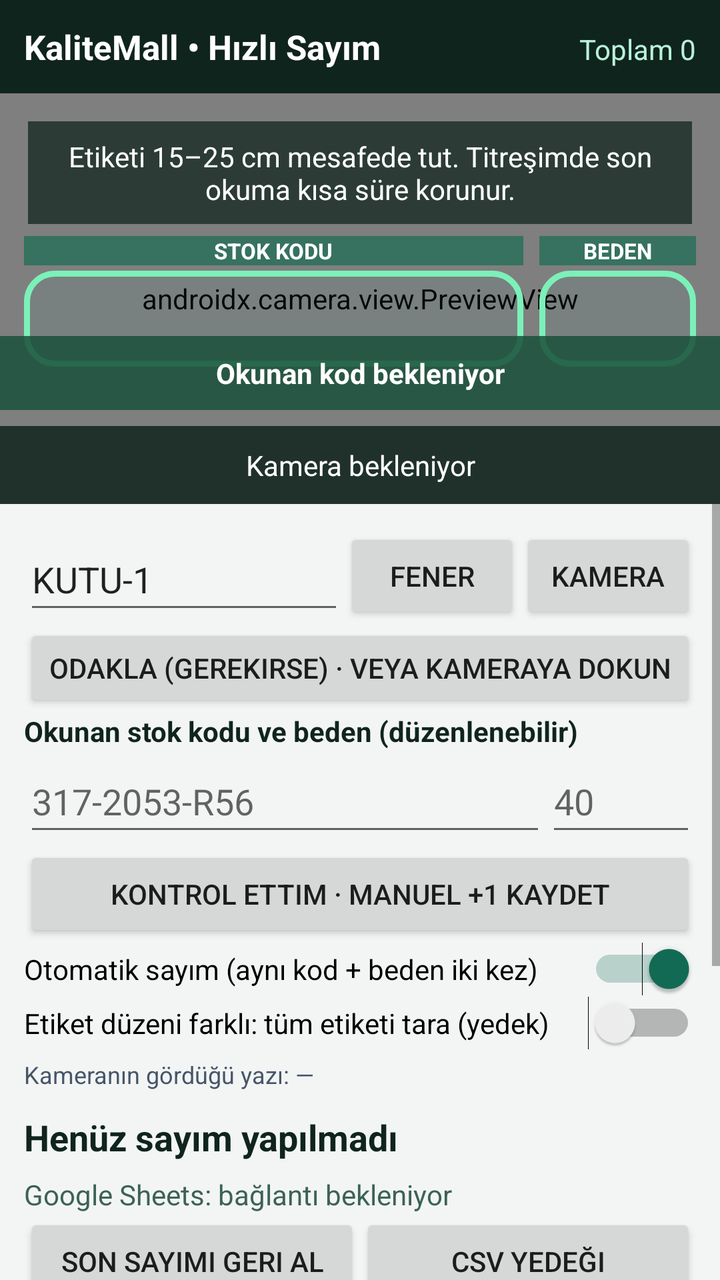
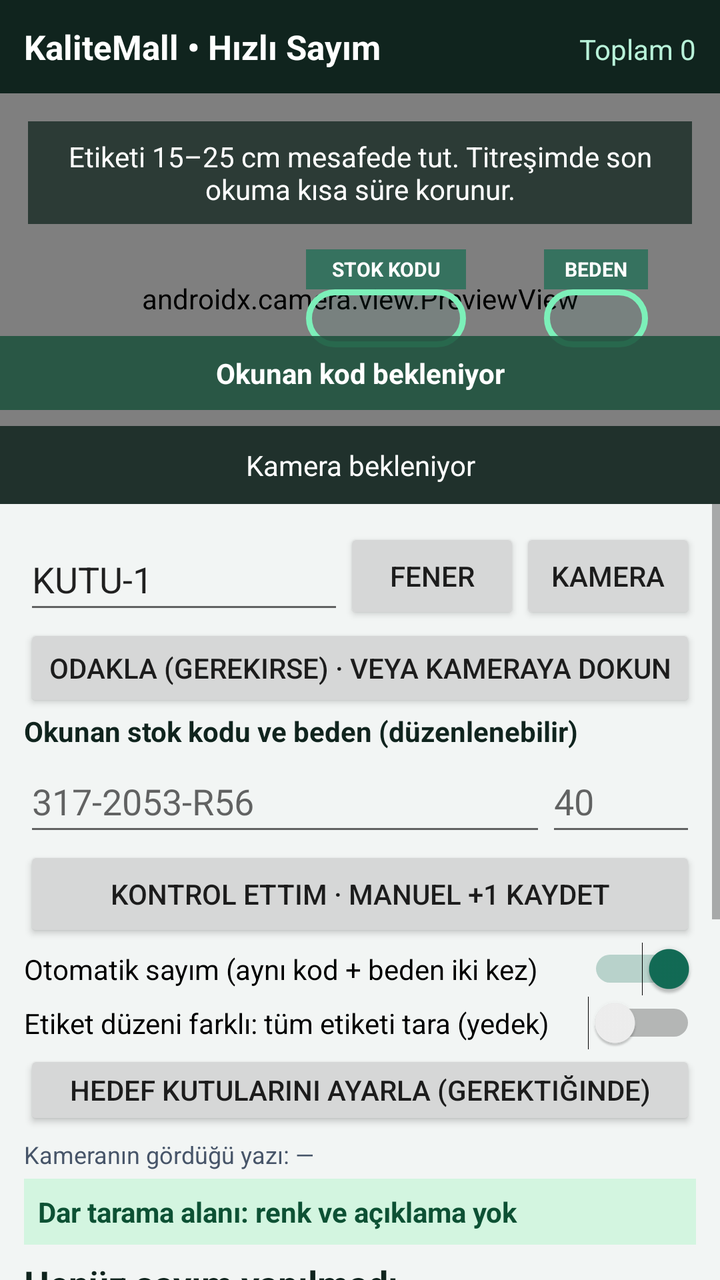

Before-and-after screenshots of an Android layout around one commit, followed by the original layout XML and the change that was made.
<!-- AndroidManifest.xml: application theme AppTheme -->
<!-- res/layout/activity_main.xml -->
<?xml version="1.0" encoding="utf-8"?>
<LinearLayout xmlns:android="http://schemas.android.com/apk/res/android"
    xmlns:app="http://schemas.android.com/apk/res-auto"
    android:layout_width="match_parent" android:layout_height="match_parent"
    android:orientation="vertical" android:background="#F2F5F4">
    <LinearLayout android:layout_width="match_parent" android:layout_height="wrap_content"
        android:background="#10241E" android:orientation="horizontal" android:padding="12dp">
        <TextView android:layout_width="0dp" android:layout_weight="1"
            android:layout_height="wrap_content" android:text="KaliteMall • Hızlı Sayım"
            android:textStyle="bold" android:textSize="17sp" android:textColor="#FFFFFF" />
        <TextView android:id="@+id/totalText" android:layout_width="wrap_content"
            android:layout_height="wrap_content" android:text="Toplam 0" android:textColor="#B8F2D9" />
    </LinearLayout>
    <FrameLayout android:layout_width="match_parent" android:layout_height="0dp"
        android:layout_weight="1" android:background="#121A18">
        <androidx.camera.view.PreviewView android:id="@+id/cameraPreview"
            android:layout_width="match_parent" android:layout_height="match_parent"
            app:implementationMode="compatible" />
        
        <LinearLayout android:id="@+id/dualZonesOverlay"
            android:layout_width="match_parent" android:layout_height="68dp"
            android:layout_gravity="center" android:layout_marginHorizontal="12dp"
            android:orientation="vertical" android:gravity="center_vertical">
            <LinearLayout android:layout_width="match_parent" android:layout_height="20dp"
                android:orientation="horizontal" android:gravity="center_vertical">
                <TextView android:layout_width="0dp" android:layout_weight="3.2"
                    android:layout_height="wrap_content" android:text="STOK KODU"
                    android:gravity="center" android:textSize="11sp" android:textStyle="bold"
                    android:textColor="#FFFFFF" android:background="#B2186D52" />
                <Space android:layout_width="8dp" android:layout_height="match_parent" />
                <TextView android:layout_width="0dp" android:layout_weight="1"
                    android:layout_height="wrap_content" android:text="BEDEN"
                    android:gravity="center" android:textSize="11sp" android:textStyle="bold"
                    android:textColor="#FFFFFF" android:background="#B2186D52" />
            </LinearLayout>
            <LinearLayout android:layout_width="match_parent" android:layout_height="48dp"
                android:orientation="horizontal" android:gravity="center_vertical">
                <FrameLayout android:id="@+id/codeTarget"
                    android:layout_width="0dp" android:layout_weight="3.2"
                    android:layout_height="48dp" android:background="@drawable/scan_frame" />
                <Space android:layout_width="8dp" android:layout_height="match_parent" />
                <FrameLayout android:id="@+id/sizeTarget"
                    android:layout_width="0dp" android:layout_weight="1"
                    android:layout_height="48dp" android:background="@drawable/scan_frame" />
            </LinearLayout>
        </LinearLayout>
        <View android:id="@+id/fullFrameGuide"
            android:layout_width="match_parent" android:layout_height="155dp"
            android:layout_gravity="center" android:layout_marginHorizontal="24dp"
            android:background="@drawable/scan_frame" android:visibility="gone" />
        <TextView android:layout_width="match_parent" android:layout_height="wrap_content"
            android:layout_gravity="top" android:layout_margin="14dp"
            android:gravity="center" android:padding="8dp"
            android:background="#BF10241E" android:textColor="#FFFFFF"
            android:text="Etiketi 15–25 cm mesafede tut. Titreşimde son okuma kısa süre korunur." />
        <TextView android:id="@+id/readStatusText" android:layout_width="match_parent"
            android:layout_height="wrap_content" android:layout_gravity="bottom"
            android:layout_marginBottom="47dp" android:background="#D91B503B"
            android:textColor="#FFFFFF" android:textStyle="bold"
            android:padding="9dp" android:gravity="center" android:text="Okunan kod bekleniyor" />
        <TextView android:id="@+id/cameraStatus" android:layout_width="match_parent"
            android:layout_height="wrap_content" android:layout_gravity="bottom"
            android:background="#D910241E" android:textColor="#FFFFFF"
            android:padding="10dp" android:gravity="center" android:text="Kamera bekleniyor" />
    </FrameLayout>
    <ScrollView android:layout_width="match_parent" android:layout_height="388dp"
        android:fillViewport="false">
        <LinearLayout android:layout_width="match_parent" android:layout_height="wrap_content"
            android:orientation="vertical" android:padding="12dp">
            <LinearLayout android:layout_width="match_parent" android:layout_height="wrap_content"
                android:orientation="horizontal" android:gravity="center_vertical">
                <EditText android:id="@+id/boxInput" android:layout_width="0dp" android:layout_weight="1"
                    android:layout_height="48dp" android:singleLine="true" android:hint="Kutu/Raf (zorunlu)"
                    android:inputType="textCapCharacters" android:text="KUTU-1" />
                <Button android:id="@+id/torchButton" android:layout_width="wrap_content"
                    android:layout_height="wrap_content" android:text="Fener" />
                <Button android:id="@+id/cameraButton" android:layout_width="wrap_content"
                    android:layout_height="wrap_content" android:text="Kamera" />
            </LinearLayout>
            <Button android:id="@+id/focusButton" android:layout_width="match_parent"
                android:layout_height="44dp" android:text="ODAKLA (gerekirse) · veya kameraya dokun" />
            <TextView android:layout_width="match_parent" android:layout_height="wrap_content"
                android:text="Okunan stok kodu ve beden (düzenlenebilir)"
                android:textStyle="bold" android:textColor="#10241E" />
            <LinearLayout android:layout_width="match_parent" android:layout_height="wrap_content"
                android:orientation="horizontal">
                <EditText android:id="@+id/detectedSkuInput" android:layout_width="0dp"
                    android:layout_weight="1" android:layout_height="48dp"
                    android:singleLine="true" android:inputType="textCapCharacters"
                    android:hint="317-2053-R56" />
                <EditText android:id="@+id/detectedSizeInput" android:layout_width="75dp"
                    android:layout_height="48dp" android:singleLine="true"
                    android:inputType="textCapCharacters" android:hint="40" />
            </LinearLayout>
            <Button android:id="@+id/manualAddButton" android:layout_width="match_parent"
                android:layout_height="48dp" android:text="Kontrol ettim · Manuel +1 kaydet" />
            <Switch android:id="@+id/autoSwitch" android:layout_width="match_parent"
                android:layout_height="wrap_content" android:checked="true"
                android:text="Otomatik sayım (aynı kod + beden iki kez)" />
            <Switch android:id="@+id/fullFrameSwitch"
                android:layout_width="match_parent" android:layout_height="wrap_content"
                android:text="Etiket düzeni farklı: tüm etiketi tara (yedek)"
                android:checked="false" />
            <TextView android:id="@+id/rawOcrText" android:layout_width="match_parent"
                android:layout_height="wrap_content" android:textColor="#475569"
                android:paddingVertical="4dp" android:maxLines="3"
                android:ellipsize="end" android:textSize="12sp"
                android:text="Kameranın gördüğü yazı: —" />
            <TextView android:id="@+id/lastScanText" android:layout_width="match_parent"
                android:layout_height="wrap_content" android:paddingVertical="7dp"
                android:textSize="18sp" android:textStyle="bold" android:textColor="#10241E"
                android:text="Henüz sayım yapılmadı" />
            <TextView android:id="@+id/syncStatus" android:layout_width="match_parent"
                android:layout_height="wrap_content" android:textColor="#3D6255"
                android:text="Google Sheets: bağlantı bekleniyor" />
            <LinearLayout android:layout_width="match_parent" android:layout_height="wrap_content"
                android:orientation="horizontal">
                <Button android:id="@+id/undoButton" android:layout_width="0dp"
                    android:layout_weight="1" android:layout_height="wrap_content" android:text="Son sayımı geri al" />
                <Button android:id="@+id/exportButton" android:layout_width="0dp"
                    android:layout_weight="1" android:layout_height="wrap_content" android:text="CSV yedeği" />
            </LinearLayout>
            <TextView android:layout_width="match_parent" android:layout_height="wrap_content"
                android:paddingTop="8dp" android:text="Sheets bağlantısı (bir kez)"
                android:textStyle="bold" android:textColor="#10241E" />
            <EditText android:id="@+id/scriptUrlInput" android:layout_width="match_parent"
                android:layout_height="wrap_content" android:singleLine="true"
                android:inputType="textUri" android:hint="Apps Script /exec URL" />
            <EditText android:id="@+id/secretInput" android:layout_width="match_parent"
                android:layout_height="wrap_content" android:singleLine="true"
                android:inputType="textPassword" android:hint="64 karakter gizli anahtar" />
            <LinearLayout android:layout_width="match_parent" android:layout_height="wrap_content"
                android:orientation="horizontal">
                <Button android:id="@+id/connectButton" android:layout_width="0dp"
                    android:layout_weight="1" android:layout_height="wrap_content" android:text="Bağlantıyı test et" />
                <Button android:id="@+id/syncNowButton" android:layout_width="0dp"
                    android:layout_weight="1" android:layout_height="wrap_content" android:text="Bekleyenleri gönder" />
            </LinearLayout>
            <TextView android:layout_width="match_parent" android:layout_height="wrap_content"
                android:textColor="#5B6C65" android:textSize="12sp"
                android:text="Sayısal güven eşiği yok: titreşim nedeniyle araya boş kare girse de 1,4 sn içinde iki aynı kod/beden okunursa sayılır. Hatalı okuma varsa otomatiği kapat, alanları düzelt ve Manuel +1 kullan. Aynı etiketi tekrar saymak için 0,6 sn boş zemin göster. Kayıt önce telefona, sonra Sheets'e yazılır." />
        </LinearLayout>
    </ScrollView>
</LinearLayout>
<!-- resources referenced by this layout -->
<resources>
  <!-- drawable scan_frame (drawable) -->
  <?xml version="1.0" encoding="utf-8"?>
  <shape xmlns:android="http://schemas.android.com/apk/res/android" android:shape="rectangle">
      <solid android:color="#1010A080" />
      <stroke android:width="3dp" android:color="#7CF0B9" />
      <corners android:radius="14dp" />
  </shape>
  <style name="AppTheme" parent="Theme.AppCompat.DayNight.NoActionBar">
          <item name="colorAccent">#126C56</item>
          <item name="android:statusBarColor">#10241E</item>
          <item name="android:navigationBarColor">#10241E</item>
          <item name="android:windowLightStatusBar">false</item>
      </style>
</resources>

<!-- the commit's change to res/layout/activity_main.xml (unified diff, before → after) -->
@@ -18,30 +18,34 @@
             app:implementationMode="compatible" />
         
         <LinearLayout android:id="@+id/dualZonesOverlay"
-            android:layout_width="match_parent" android:layout_height="68dp"
-            android:layout_gravity="center" android:layout_marginHorizontal="12dp"
-            android:orientation="vertical" android:gravity="center_vertical">
-            <LinearLayout android:layout_width="match_parent" android:layout_height="20dp"
+            android:layout_width="wrap_content" android:layout_height="49dp"
+            android:layout_gravity="center_vertical|end"
+            android:layout_marginEnd="36dp"
+            android:orientation="vertical">
+            <LinearLayout android:layout_width="wrap_content" android:layout_height="20dp"
                 android:orientation="horizontal" android:gravity="center_vertical">
-                <TextView android:layout_width="0dp" android:layout_weight="3.2"
-                    android:layout_height="wrap_content" android:text="STOK KODU"
-                    android:gravity="center" android:textSize="11sp" android:textStyle="bold"
+                <TextView android:id="@+id/codeTitle"
+                    android:layout_width="80dp" android:layout_height="20dp"
+                    android:text="STOK KODU" android:gravity="center"
+                    android:textSize="10sp" android:textStyle="bold"
                     android:textColor="#FFFFFF" android:background="#B2186D52" />
-                <Space android:layout_width="8dp" android:layout_height="match_parent" />
-                <TextView android:layout_width="0dp" android:layout_weight="1"
-                    android:layout_height="wrap_content" android:text="BEDEN"
-                    android:gravity="center" android:textSize="11sp" android:textStyle="bold"
+                <Space android:id="@+id/headerGap" android:layout_width="39dp"
+                    android:layout_height="20dp" />
+                <TextView android:layout_width="52dp" android:layout_height="20dp"
+                    android:text="BEDEN" android:gravity="center"
+                    android:textSize="10sp" android:textStyle="bold"
                     android:textColor="#FFFFFF" android:background="#B2186D52" />
             </LinearLayout>
-            <LinearLayout android:layout_width="match_parent" android:layout_height="48dp"
+            <LinearLayout android:layout_width="wrap_content" android:layout_height="29dp"
                 android:orientation="horizontal" android:gravity="center_vertical">
                 <FrameLayout android:id="@+id/codeTarget"
-                    android:layout_width="0dp" android:layout_weight="3.2"
-                    android:layout_height="48dp" android:background="@drawable/scan_frame" />
-                <Space android:layout_width="8dp" android:layout_height="match_parent" />
+                    android:layout_width="80dp" android:layout_height="29dp"
+                    android:background="@drawable/scan_frame" />
+                <Space android:id="@+id/guideGap" android:layout_width="39dp"
+                    android:layout_height="29dp" />
                 <FrameLayout android:id="@+id/sizeTarget"
-                    android:layout_width="0dp" android:layout_weight="1"
-                    android:layout_height="48dp" android:background="@drawable/scan_frame" />
+                    android:layout_width="52dp" android:layout_height="29dp"
+                    android:background="@drawable/scan_frame" />
             </LinearLayout>
         </LinearLayout>
         <View android:id="@+id/fullFrameGuide"
@@ -101,11 +105,37 @@
                 android:layout_width="match_parent" android:layout_height="wrap_content"
                 android:text="Etiket düzeni farklı: tüm etiketi tara (yedek)"
                 android:checked="false" />
+            <Button android:id="@+id/roiAdjustButton"
+                android:layout_width="match_parent" android:layout_height="40dp"
+                android:text="Hedef kutularını ayarla (gerektiğinde)" />
+            <LinearLayout android:id="@+id/roiAdjustGroup" android:layout_width="match_parent"
+                android:layout_height="wrap_content" android:orientation="vertical"
+                android:visibility="gone">
+                <TextView android:id="@+id/codeWidthText"
+                    android:layout_width="match_parent" android:layout_height="wrap_content"
+                    android:text="Stok kodu kutusu: 80 dp" android:textColor="#164936" />
+                <SeekBar android:id="@+id/codeWidthSeek"
+                    android:layout_width="match_parent" android:layout_height="wrap_content"
+                    android:max="110" android:progress="20" />
+                <TextView android:id="@+id/gapWidthText"
+                    android:layout_width="match_parent" android:layout_height="wrap_content"
+                    android:text="Kutular arası: 39 dp" android:textColor="#164936" />
+                <SeekBar android:id="@+id/gapWidthSeek"
+                    android:layout_width="match_parent" android:layout_height="wrap_content"
+                    android:max="70" android:progress="23" />
+                <TextView android:layout_width="match_parent" android:layout_height="wrap_content"
+                    android:text="Renk alanı yeşil stok kodu kutusuna giriyorsa kod kutusunu daralt. Kod kesiliyorsa biraz genişlet."
+                    android:textSize="12sp" android:textColor="#475569" />
+            </LinearLayout>
             <TextView android:id="@+id/rawOcrText" android:layout_width="match_parent"
                 android:layout_height="wrap_content" android:textColor="#475569"
                 android:paddingVertical="4dp" android:maxLines="3"
                 android:ellipsize="end" android:textSize="12sp"
                 android:text="Kameranın gördüğü yazı: —" />
+            <TextView android:layout_width="match_parent" android:layout_height="wrap_content"
+                android:padding="7dp" android:background="#D3F5E0"
+                android:textColor="#0D5134" android:textStyle="bold"
+                android:text="Dar tarama alanı: renk ve açıklama yok" />
             <TextView android:id="@+id/lastScanText" android:layout_width="match_parent"
                 android:layout_height="wrap_content" android:paddingVertical="7dp"
                 android:textSize="18sp" android:textStyle="bold" android:textColor="#10241E"
